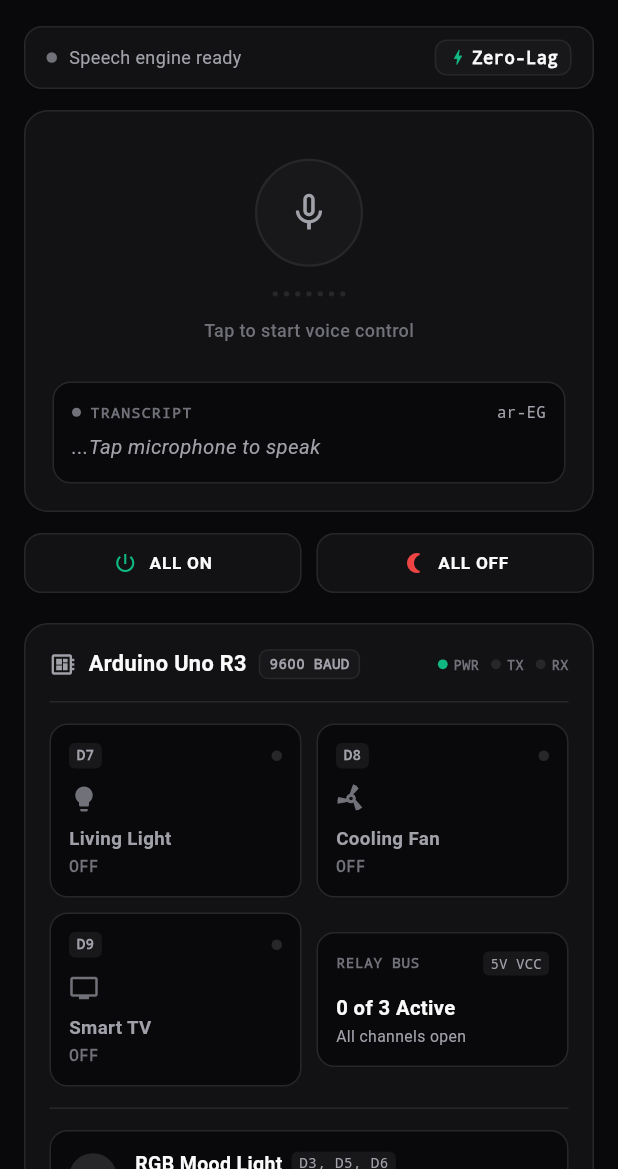
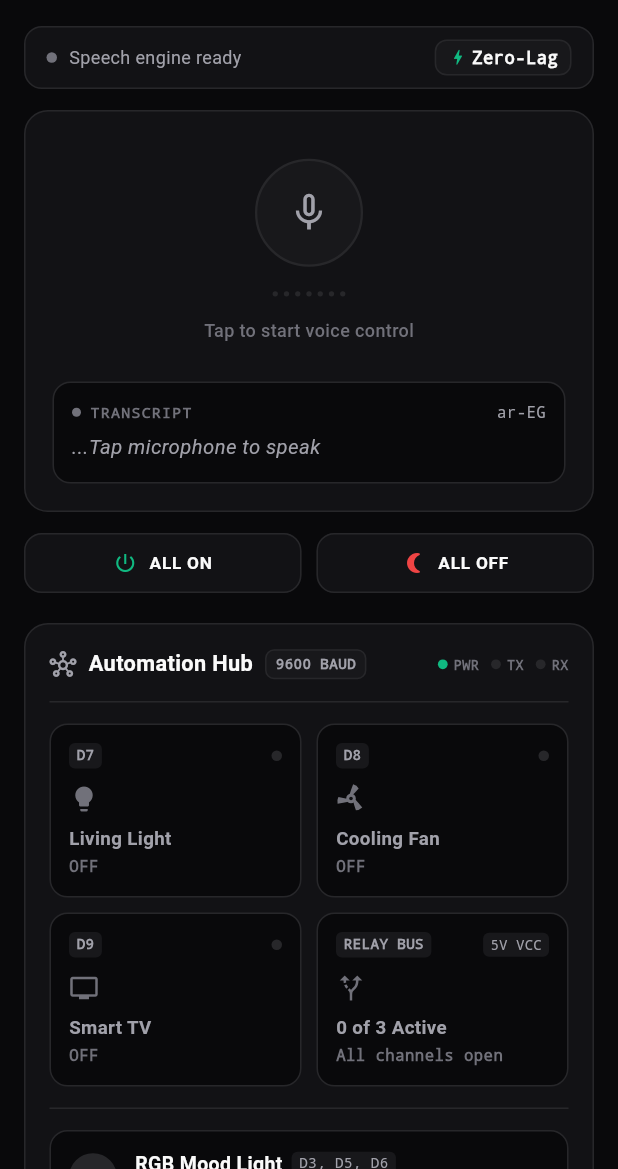
Before and after one commit to CITIYZEN/voice_assistant_controller, a Flutter app: the screen it shows after launch, on a phone screen of 412 x 824 dp, the part 67-1236 px from its top. Run offline on Flutter 3.47's test engine with Material 3 defaults, Android fonts, the phone set to English and light mode, and no system bars; our stand-ins replace speech_to_text.

Commit message:
feat(ui): rename to Automation Hub and equalize Bento card sizing

```diff
--- a/lib/widgets/virtual_arduino_board.dart
+++ b/lib/widgets/virtual_arduino_board.dart
@@ -173,14 +173,14 @@ class _VirtualArduinoBoardState extends State<VirtualArduinoBoard> with TickerPr
                 child: Row(
                   children: [
                     const Icon(
-                      Icons.developer_board,
+                      Icons.hub_outlined,
                       color: Color(0xFFA1A1AA),
                       size: 18.0,
                     ),
                     const SizedBox(width: 8.0),
                     const Flexible(
                       child: Text(
-                        'Arduino Uno R3',
+                        'Automation Hub',
                         overflow: TextOverflow.ellipsis,
                         style: TextStyle(
                           color: Color(0xFFFAFAFA),
@@ -233,7 +233,9 @@ class _VirtualArduinoBoardState extends State<VirtualArduinoBoard> with TickerPr
           // -----------------------------------------------------------
           // 2-COLUMN HARDWARE BENTO GRID (Relays 1, 2, 3 & Summary)
           // -----------------------------------------------------------
-          Row(
+          IntrinsicHeight(
+            child: Row(
+              crossAxisAlignment: CrossAxisAlignment.stretch,
               children: [
                 // Column 1: Relay 1 (Light D7)
                 Expanded(
@@ -274,10 +276,13 @@ class _VirtualArduinoBoardState extends State<VirtualArduinoBoard> with TickerPr
                 ),
               ],
             ),
+          ),
 
           const SizedBox(height: 10.0),
 
-          Row(
+          IntrinsicHeight(
+            child: Row(
+              crossAxisAlignment: CrossAxisAlignment.stretch,
               children: [
                 // Column 1: Relay 3 (TV / Plug D9)
                 Expanded(
@@ -292,75 +297,12 @@ class _VirtualArduinoBoardState extends State<VirtualArduinoBoard> with TickerPr
                   ),
                 ),
                 const SizedBox(width: 10.0),
-              // Column 2: Master Relay Status Summary Tile
+                // Column 2: Master Relay Status Summary Tile (Equalized size with other Bento tiles)
                 Expanded(
-                child: Container(
-                  padding: const EdgeInsets.all(12.0),
-                  decoration: BoxDecoration(
-                    color: const Color(0xFF09090B),
-                    borderRadius: BorderRadius.circular(12.0),
-                    border: Border.all(color: const Color(0xFF27272A)),
-                  ),
-                  child: Column(
-                    crossAxisAlignment: CrossAxisAlignment.start,
-                    mainAxisAlignment: MainAxisAlignment.spaceBetween,
-                    children: [
-                      Row(
-                        mainAxisAlignment: MainAxisAlignment.spaceBetween,
-                        children: [
-                          const Text(
-                            'RELAY BUS',
-                            style: TextStyle(
-                              color: Color(0xFF71717A),
-                              fontSize: 9.5,
-                              fontFamily: 'monospace',
-                              fontWeight: FontWeight.w600,
-                              letterSpacing: 0.5,
-                            ),
-                          ),
-                          Container(
-                            padding: const EdgeInsets.symmetric(horizontal: 5.0, vertical: 1.5),
-                            decoration: BoxDecoration(
-                              color: const Color(0xFF18181B),
-                              borderRadius: BorderRadius.circular(4.0),
-                            ),
-                            child: const Text(
-                              '5V VCC',
-                              style: TextStyle(
-                                color: Color(0xFFA1A1AA),
-                                fontSize: 9.0,
-                                fontFamily: 'monospace',
-                              ),
-                            ),
+                  child: _buildRelayBusTile(activeRelayCount),
                 ),
               ],
             ),
-                      const SizedBox(height: 12.0),
-                      Text(
-                        '$activeRelayCount of 3 Active',
-                        style: const TextStyle(
-                          color: Color(0xFFFAFAFA),
-                          fontSize: 13.5,
-                          fontWeight: FontWeight.w600,
-                        ),
-                      ),
-                      const SizedBox(height: 2.0),
-                      Text(
-                        activeRelayCount == 3
-                            ? 'All channels closed'
-                            : activeRelayCount == 0
-                                ? 'All channels open'
-                                : 'Mixed state',
-                        style: const TextStyle(
-                          color: Color(0xFFA1A1AA),
-                          fontSize: 10.5,
-                        ),
-                      ),
-                    ],
-                  ),
-                ),
-              ),
-            ],
           ),
 
           const SizedBox(height: 14.0),
@@ -597,6 +539,112 @@ class _VirtualArduinoBoardState extends State<VirtualArduinoBoard> with TickerPr
     );
   }
 
+  // Builds the master Relay Bus status tile with matching Bento dimensions and visual hierarchy.
+  Widget _buildRelayBusTile(int activeRelayCount) {
+    final bool anyActive = activeRelayCount > 0;
+    const Color busAccent = Color(0xFF10B981); // Emerald bus active accent
+
+    return InkWell(
+      onTap: () {
+        // Tap to master toggle all relay channels simultaneously.
+        if (anyActive) {
+          widget.bridge.sendCommand('ALL_OFF');
+        } else {
+          widget.bridge.sendCommand('ALL_ON');
+        }
+      },
+      borderRadius: BorderRadius.circular(12.0),
+      child: AnimatedContainer(
+        duration: const Duration(milliseconds: 200),
+        padding: const EdgeInsets.all(12.0),
+        decoration: BoxDecoration(
+          color: anyActive ? busAccent.withOpacity(0.08) : const Color(0xFF09090B),
+          borderRadius: BorderRadius.circular(12.0),
+          border: Border.all(
+            color: anyActive ? busAccent.withOpacity(0.5) : const Color(0xFF27272A),
+            width: 1.0,
+          ),
+        ),
+        child: Column(
+          crossAxisAlignment: CrossAxisAlignment.start,
+          children: [
+            // Top Row: Pin label badge and 5V VCC power rail indicator.
+            Row(
+              mainAxisAlignment: MainAxisAlignment.spaceBetween,
+              children: [
+                Container(
+                  padding: const EdgeInsets.symmetric(horizontal: 5.0, vertical: 1.5),
+                  decoration: BoxDecoration(
+                    color: const Color(0xFF18181B),
+                    borderRadius: BorderRadius.circular(4.0),
+                  ),
+                  child: const Text(
+                    'RELAY BUS',
+                    style: TextStyle(
+                      color: Color(0xFFA1A1AA),
+                      fontSize: 9.5,
+                      fontFamily: 'monospace',
+                      fontWeight: FontWeight.w600,
+                    ),
+                  ),
+                ),
+                Container(
+                  padding: const EdgeInsets.symmetric(horizontal: 5.0, vertical: 1.5),
+                  decoration: BoxDecoration(
+                    color: const Color(0xFF18181B),
+                    borderRadius: BorderRadius.circular(4.0),
+                  ),
+                  child: const Text(
+                    '5V VCC',
+                    style: TextStyle(
+                      color: Color(0xFFA1A1AA),
+                      fontSize: 9.0,
+                      fontFamily: 'monospace',
+                    ),
+                  ),
+                ),
+              ],
+            ),
+            const SizedBox(height: 10.0),
+            // Multi-channel bus routing icon matching the 20.0 size in _buildBentoRelayTile.
+            Icon(
+              Icons.alt_route,
+              size: 20.0,
+              color: anyActive ? busAccent : const Color(0xFF71717A),
+            ),
+            const SizedBox(height: 8.0),
+            // Title: Active relay count.
+            Text(
+              '$activeRelayCount of 3 Active',
+              style: TextStyle(
+                color: anyActive ? const Color(0xFFFAFAFA) : const Color(0xFFA1A1AA),
+                fontSize: 12.5,
+                fontWeight: FontWeight.w600,
+              ),
+            ),
+            const SizedBox(height: 2.0),
+            // State: Monospace status description matching the height & alignment of the other tiles.
+            Text(
+              activeRelayCount == 3
+                  ? 'All channels closed'
+                  : activeRelayCount == 0
+                      ? 'All channels open'
+                      : 'Mixed state',
+              overflow: TextOverflow.ellipsis,
+              maxLines: 1,
+              style: TextStyle(
+                color: anyActive ? busAccent : const Color(0xFF71717A),
+                fontSize: 10.5,
+                fontFamily: 'monospace',
+                fontWeight: FontWeight.w600,
+              ),
+            ),
+          ],
+        ),
+      ),
+    );
+  }
+
   // Builds an activity indicator dot with label.
   Widget _buildStatusLed(String label, Color color, {required bool isLit}) {
     return Row(
```
Also changed, not shown: 1 other file. Lines whose indentation alone changed are shown as unchanged.
